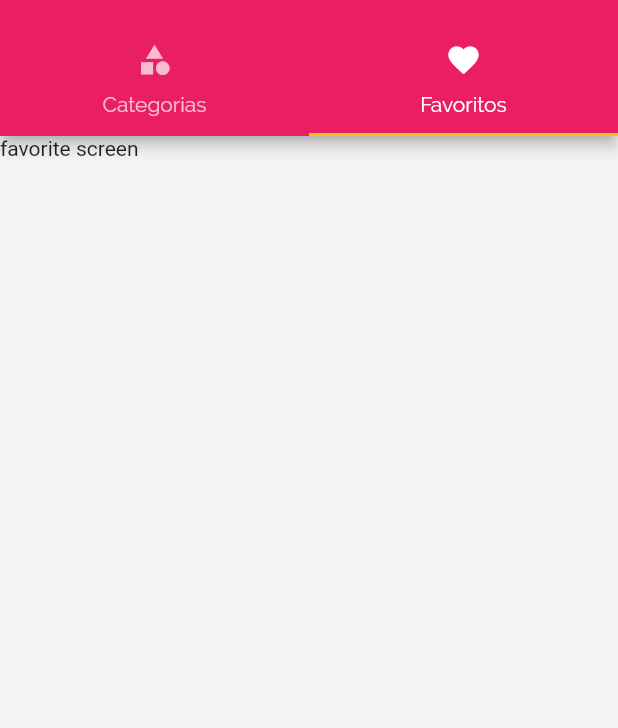
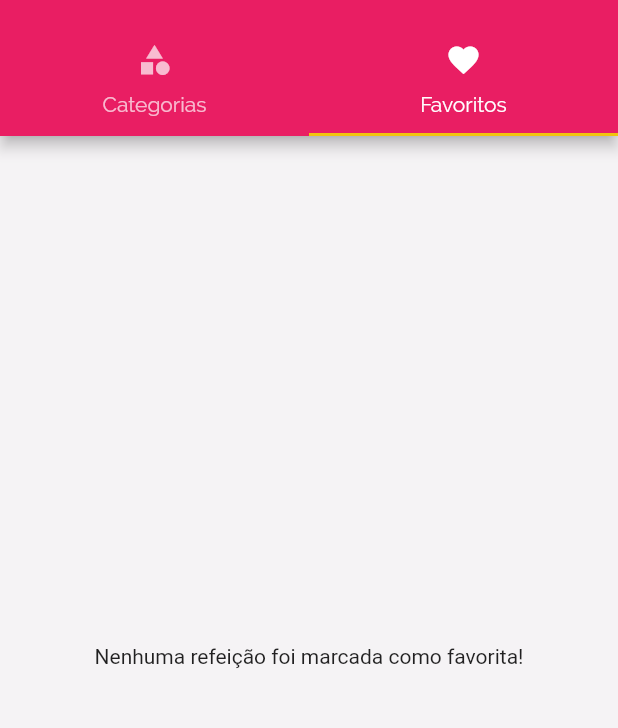
Before and after one commit to BrendonHenrique/MealsList, a Flutter app: the screen it shows after launch, tab 2 chosen, on a phone screen of 412 x 824 dp, the part 59-787 px from its top. Run offline on Flutter 3.47's test engine with Material 2 defaults, Android fonts, the phone set to English and light mode, and no system bars.

Commit message:
added favorite feature

```diff
--- a/lib/screens/favorite_screen.dart
+++ b/lib/screens/favorite_screen.dart
@@ -1,12 +1,27 @@
 import 'package:flutter/widgets.dart';
+import 'package:meals/components/meal_item/meal_item.dart';
+import 'package:meals/models/meal.dart';
 
 class FavoriteScreen extends StatelessWidget {
-  const FavoriteScreen({Key key}) : super(key: key);
+  final List<Meal> favoriteMeals;
+
+  const FavoriteScreen({Key key, this.favoriteMeals}) : super(key: key);
 
   @override
   Widget build(BuildContext context) {
-    return Container(
-      child: Text('favorite screen'),
-    );
+    if (favoriteMeals.isEmpty) {
+      return Center(
+        child: Text('Nenhuma refeição foi marcada como favorita!'),
+      );
+    } else {
+      return ListView.builder(
+        itemCount: favoriteMeals.length,
+        itemBuilder: (ctx, index) {
+          return MealItem(
+            meal: favoriteMeals[index],
+          );
+        },
+      );
+    }
   }
 }
--- a/lib/screens/tabs_screen.dart
+++ b/lib/screens/tabs_screen.dart
@@ -14,6 +14,19 @@ class TabsScreen extends StatefulWidget {
 }
 
 class _TabsScreenState extends State<TabsScreen> {
+  List<Widget> tabsPages = [];
+
+  @override
+  void initState() {
+    super.initState();
+    tabsPages = [
+      CategoriesListScreen(),
+      FavoriteScreen(
+        favoriteMeals: widget.favoriteMeals,
+      ),
+    ];
+  }
+
   @override
   Widget build(BuildContext context) {
     return DefaultTabController(
@@ -37,10 +50,7 @@ class _TabsScreenState extends State<TabsScreen> {
           ),
         ),
         body: TabBarView(
-          children: [
-            CategoriesListScreen(),
-            FavoriteScreen(),
-          ],
+          children: tabsPages.toList(),
         ),
         drawer: MealDrawer(),
       ),
```
Also changed, not shown: lib/main.dart (+16 -1 lines), lib/screens/meal_details_screen.dart (+15 -3 lines).
